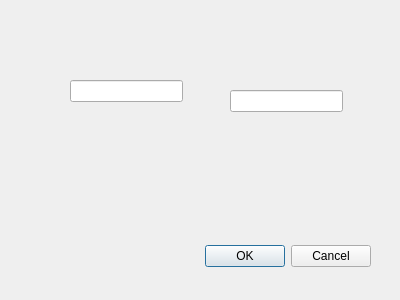
Above: addEmployeeDialog.ui from Adrhian241/companyManagement before the change. Below: the same form after it.
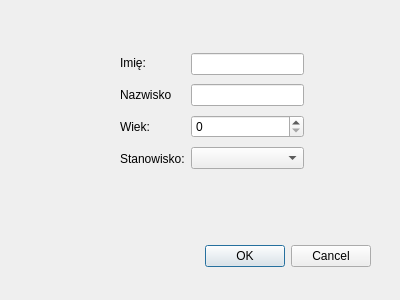
That is the form after the change.

Patch:
```diff
--- a/addEmployeeDialog.ui
+++ b/addEmployeeDialog.ui
@@ -29,25 +29,65 @@
     <set>QDialogButtonBox::StandardButton::Cancel|QDialogButtonBox::StandardButton::Ok</set>
    </property>
   </widget>
-  <widget class="QLineEdit" name="lineEditName">
+  <widget class="QWidget" name="">
    <property name="geometry">
     <rect>
-     <x>70</x>
-     <y>80</y>
-     <width>113</width>
-     <height>22</height>
+     <x>120</x>
+     <y>50</y>
+     <width>184</width>
+     <height>122</height>
     </rect>
    </property>
-  </widget>
-  <widget class="QLineEdit" name="lineEditSurname">
-   <property name="geometry">
-    <rect>
-     <x>230</x>
-     <y>90</y>
-     <width>113</width>
-     <height>22</height>
-    </rect>
-   </property>
+   <layout class="QHBoxLayout" name="horizontalLayout">
+    <item>
+     <layout class="QVBoxLayout" name="verticalLayout_2">
+      <item>
+       <widget class="QLabel" name="label">
+        <property name="text">
+         <string>Imię:</string>
+        </property>
+       </widget>
+      </item>
+      <item>
+       <widget class="QLabel" name="label_2">
+        <property name="text">
+         <string>Nazwisko</string>
+        </property>
+       </widget>
+      </item>
+      <item>
+       <widget class="QLabel" name="label_3">
+        <property name="text">
+         <string>Wiek:</string>
+        </property>
+       </widget>
+      </item>
+      <item>
+       <widget class="QLabel" name="label_4">
+        <property name="text">
+         <string>Stanowisko:</string>
+        </property>
+       </widget>
+      </item>
+     </layout>
+    </item>
+    <item>
+     <layout class="QVBoxLayout" name="verticalLayout">
+      <item>
+       <widget class="QLineEdit" name="lineEditSurname"/>
+      </item>
+      <item>
+       <widget class="QLineEdit" name="lineEditName"/>
+      </item>
+      <item>
+       <widget class="QSpinBox" name="spinBoxAge"/>
+      </item>
+      <item>
+       <widget class="QComboBox" name="comboBoxPosition"/>
+      </item>
+     </layout>
+    </item>
+   </layout>
   </widget>
  </widget>
  <resources/>
```
